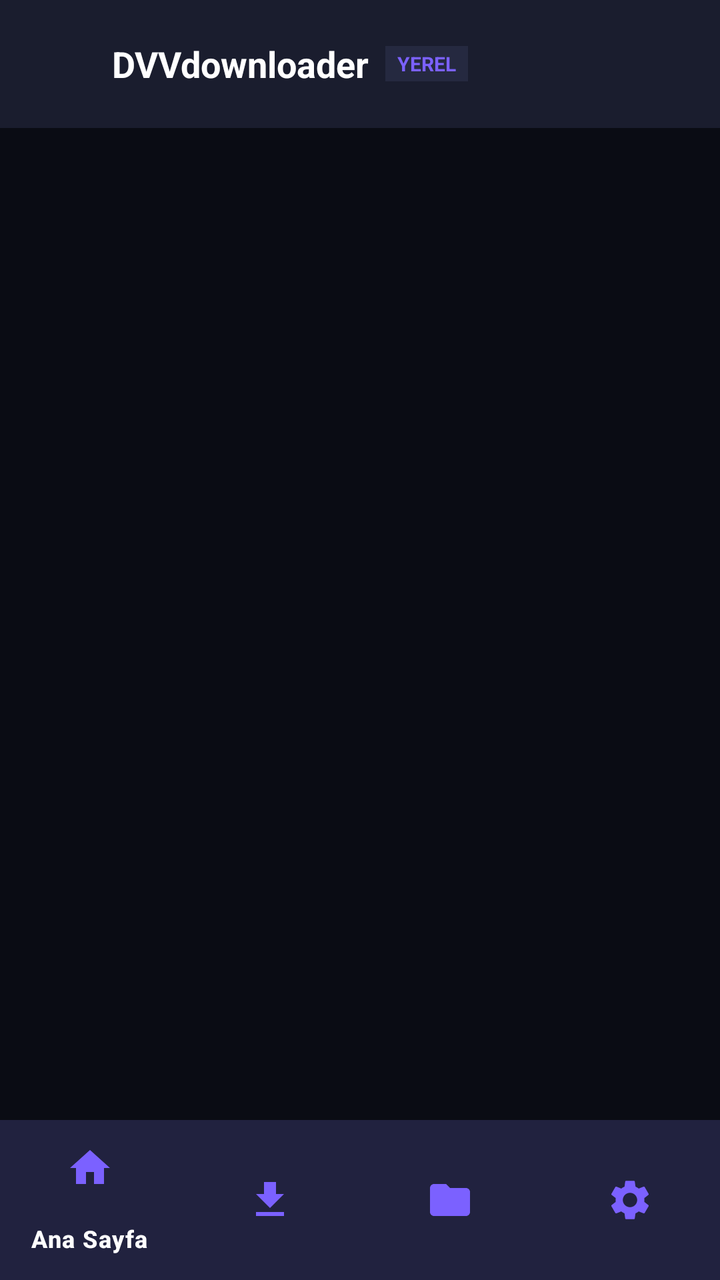
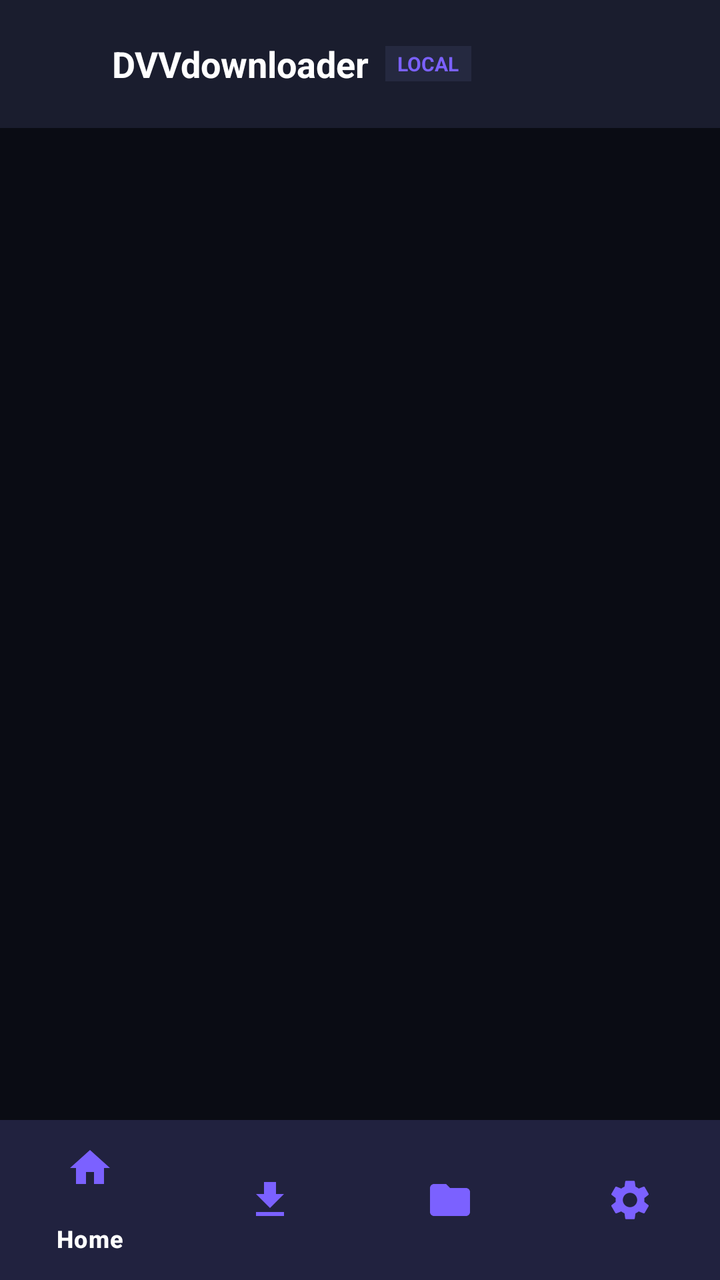

Screens rendered from an Android XML layout before and after an edit, with the pre-edit source and the edit as a unified diff.
<!-- AndroidManifest.xml: application theme Theme.DVVdownloader -->
<!-- res/layout/activity_main.xml -->
<?xml version="1.0" encoding="utf-8"?>
<androidx.constraintlayout.widget.ConstraintLayout xmlns:android="http://schemas.android.com/apk/res/android"
    xmlns:app="http://schemas.android.com/apk/res-auto"
    android:layout_width="match_parent"
    android:layout_height="match_parent"
    android:background="@color/bg_dark">

    
    <LinearLayout
        android:id="@+id/topBar"
        android:layout_width="match_parent"
        android:layout_height="?attr/actionBarSize"
        android:background="@color/card_surface"
        android:orientation="horizontal"
        android:gravity="center_vertical"
        android:paddingHorizontal="16dp"
        app:layout_constraintTop_toTopOf="parent">

        <ImageView
            android:layout_width="30dp"
            android:layout_height="30dp"
            android:src="@mipmap/ic_launcher"
            android:contentDescription="@string/app_name"
            android:layout_marginEnd="10dp" />

        <TextView
            android:layout_width="wrap_content"
            android:layout_height="wrap_content"
            android:text="@string/app_name"
            android:textColor="@color/text_primary"
            android:textSize="18sp"
            android:textStyle="bold" />

        <TextView
            android:layout_width="wrap_content"
            android:layout_height="wrap_content"
            android:text="YEREL"
            android:textColor="@color/primary_accent"
            android:textSize="10sp"
            android:textStyle="bold"
            android:background="@color/card_surface_hover"
            android:paddingHorizontal="6dp"
            android:paddingVertical="2dp"
            android:layout_marginStart="8dp" />
    </LinearLayout>

    
    <FrameLayout
        android:id="@+id/fragmentContainer"
        android:layout_width="match_parent"
        android:layout_height="0dp"
        app:layout_constraintTop_toBottomOf="@id/topBar"
        app:layout_constraintBottom_toTopOf="@id/bottomNav" />

    
    <com.google.android.material.bottomnavigation.BottomNavigationView
        android:id="@+id/bottomNav"
        android:layout_width="match_parent"
        android:layout_height="wrap_content"
        android:background="@color/card_surface"
        app:itemIconTint="@color/primary_accent"
        app:itemTextColor="@color/text_primary"
        app:itemActiveIndicatorStyle="@null"
        app:menu="@menu/bottom_nav_menu"
        app:layout_constraintBottom_toBottomOf="parent" />

</androidx.constraintlayout.widget.ConstraintLayout>
<!-- resources referenced by this layout -->
<resources>
  <color name="bg_dark">#0A0C14</color>
  <color name="card_surface">#1A1D2E</color>
  <color name="card_surface_hover">#252940</color>
  <color name="primary_accent">#7B61FF</color>
  <color name="text_primary">#FFFFFF</color>
  <!-- mipmap ic_launcher (mipmap-anydpi-v26) -->
  <?xml version="1.0" encoding="utf-8"?>
  <adaptive-icon xmlns:android="http://schemas.android.com/apk/res/android">
      <background android:drawable="@drawable/ic_launcher_background" />
      <foreground android:drawable="@drawable/ic_launcher_foreground" />
  </adaptive-icon>
  <string name="app_name">DVVdownloader</string>
  <style name="Theme.DVVdownloader" parent="Theme.Material3.Dark.NoActionBar">
          <item name="android:windowBackground">@color/bg_dark</item>
          <item name="android:colorBackground">@color/bg_dark</item>
          <item name="colorPrimary">@color/primary_accent</item>
          <item name="colorOnPrimary">@color/text_primary</item>
          <item name="colorSecondary">@color/primary_accent_light</item>
          <item name="colorSurface">@color/card_surface</item>
          <item name="colorOnSurface">@color/text_primary</item>
          <item name="android:statusBarColor">@color/bg_dark</item>
          <item name="android:navigationBarColor">@color/bg_dark</item>
      </style>
  <!-- drawable ic_launcher_background (drawable) -->
  <?xml version="1.0" encoding="utf-8"?>
  <vector xmlns:android="http://schemas.android.com/apk/res/android"
      android:width="108dp"
      android:height="108dp"
      android:viewportWidth="108"
      android:viewportHeight="108">
      <path
          android:fillColor="#7B61FF"
          android:pathData="M0,0h108v108h-108z" />
      <path
          android:fillColor="#FFFFFF"
          android:fillAlpha="0.85"
          android:pathData="M20.4,26a1.6,1.6 0,1 0,3.2 0a1.6,1.6 0,1 0,-3.2 0z" />
      <path
          android:fillColor="#FFFFFF"
          android:fillAlpha="0.7"
          android:pathData="M82.8,22a1.2,1.2 0,1 0,2.4 0a1.2,1.2 0,1 0,-2.4 0z" />
      <path
          android:fillColor="#FFFFFF"
          android:fillAlpha="0.8"
          android:pathData="M86.5,70a1.5,1.5 0,1 0,3 0a1.5,1.5 0,1 0,-3 0z" />
      <path
          android:fillColor="#FFFFFF"
          android:fillAlpha="0.7"
          android:pathData="M17.9,76a1.1,1.1 0,1 0,2.2 0a1.1,1.1 0,1 0,-2.2 0z" />
      <path
          android:fillColor="#FFFFFF"
          android:fillAlpha="0.6"
          android:pathData="M29.1,48a0.9,0.9 0,1 0,1.8 0a0.9,0.9 0,1 0,-1.8 0z" />
      <path
          android:fillColor="#FFFFFF"
          android:fillAlpha="0.6"
          android:pathData="M78.1,44a0.9,0.9 0,1 0,1.8 0a0.9,0.9 0,1 0,-1.8 0z" />
  </vector>
  <!-- drawable ic_launcher_foreground: vector/xml drawable (drawable, 2776 chars, omitted) -->
  <color name="primary_accent_light">#9A86FF</color>
</resources>

<!-- the commit's change to res/layout/activity_main.xml (unified diff, before → after) -->
@@ -34,7 +34,7 @@
         <TextView
             android:layout_width="wrap_content"
             android:layout_height="wrap_content"
-            android:text="YEREL"
+            android:text="@string/badge_local"
             android:textColor="@color/primary_accent"
             android:textSize="10sp"
             android:textStyle="bold"
<!-- resource entries referenced after the edit -->
@@ -11,7 +11,8 @@
       <background android:drawable="@drawable/ic_launcher_background" />
       <foreground android:drawable="@drawable/ic_launcher_foreground" />
   </adaptive-icon>
-  <string name="app_name">DVVdownloader</string>
+  <string name="app_name" translatable="false">DVVdownloader</string>
+  <string name="badge_local">LOCAL</string>
   <style name="Theme.DVVdownloader" parent="Theme.Material3.Dark.NoActionBar">
           <item name="android:windowBackground">@color/bg_dark</item>
           <item name="android:colorBackground">@color/bg_dark</item>
